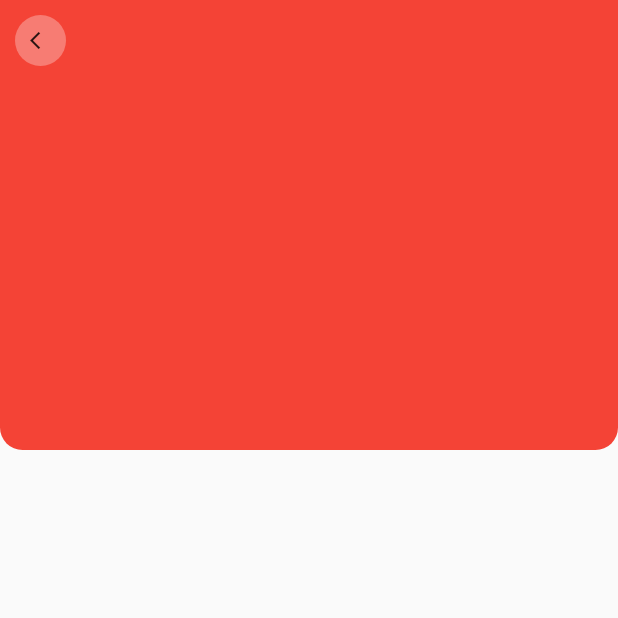
After one commit to Gurung-Manish/afno-app, a Flutter app: the screen it shows after launch, after a tap on an icon or button, on a phone screen of 412 x 824 dp, the top half of it. The commit adds this screen. Run offline on Flutter 3.47's test engine with Material 2 defaults, Android fonts, the phone set to English and light mode, and no system bars; our stand-ins replace bloc, cached_network_image, flutter_bloc, freezed_annotation, go_router, url_strategy; network calls fail.

Commit message:
design start restaurant page

```diff
--- a/lib/features/dashboard/presentation/widgets/bottom_dashboard_view.dart
+++ b/lib/features/dashboard/presentation/widgets/bottom_dashboard_view.dart
@@ -43,7 +43,7 @@ class BottomDashboardView extends StatelessWidget {
             ),
             Expanded(
               child: ListView.builder(
-                itemCount: 2,
+                itemCount: 5,
                 scrollDirection: Axis.horizontal,
                 itemBuilder: (context, index) {
                   return Padding(
--- a/lib/features/dashboard/presentation/widgets/restaurant_list_card_widget.dart
+++ b/lib/features/dashboard/presentation/widgets/restaurant_list_card_widget.dart
@@ -1,6 +1,8 @@
 import 'package:afno_app/features/dashboard/presentation/widgets/triangular_container.dart';
+import 'package:afno_app/routes/routes_constant.dart';
 import 'package:flutter/material.dart';
 import 'package:cached_network_image/cached_network_image.dart';
+import 'package:go_router/go_router.dart';
 
 class RestaurantListCardWidget extends StatelessWidget {
   const RestaurantListCardWidget({super.key, required this.index});
@@ -9,7 +11,8 @@ class RestaurantListCardWidget extends StatelessWidget {
 
   @override
   Widget build(BuildContext context) {
-    return Container(
+    return GestureDetector(
+      child: Container(
         width: 300,
         decoration: BoxDecoration(
           boxShadow: [
@@ -38,12 +41,13 @@ class RestaurantListCardWidget extends StatelessWidget {
                     fit: BoxFit.cover,
                     imageUrl:
                         "https://images.unsplash.com/photo-1517248135467-4c7edcad34c4?ixlib=rb-4.0.3&ixid=M3wxMjA3fDB8MHxwaG90by1wYWdlfHx8fGVufDB8fHx8fA%3D%3D&auto=format&fit=crop&w=2070&q=80",
-                  progressIndicatorBuilder: (context, url, downloadProgress) =>
-                      Center(
+                    progressIndicatorBuilder:
+                        (context, url, downloadProgress) => Center(
                       child: CircularProgressIndicator(
                           value: downloadProgress.progress),
                     ),
-                  errorWidget: (context, url, error) => const Icon(Icons.error),
+                    errorWidget: (context, url, error) =>
+                        const Icon(Icons.error),
                   ),
                 ),
               ),
@@ -90,7 +94,8 @@ class RestaurantListCardWidget extends StatelessWidget {
                             ),
                             Text(
                               "Average Price",
-                            style: TextStyle(fontSize: 12, color: Colors.grey),
+                              style:
+                                  TextStyle(fontSize: 12, color: Colors.grey),
                             )
                           ])
                     ],
@@ -100,6 +105,10 @@ class RestaurantListCardWidget extends StatelessWidget {
             ],
           ),
         ),
+      ),
+      onTap: () {
+        context.go(RoutesConstant.restaurant);
+      },
     );
   }
 }
--- /dev/null
+++ b/lib/features/restaurant/presentation/bloc/restaurant_event.dart
@@ -0,0 +1,6 @@
+part of 'restaurant_bloc.dart';
+
+@freezed
+class RestaurantEvent with _$RestaurantEvent {
+  const factory RestaurantEvent.started() = _Started;
+}
--- /dev/null
+++ b/lib/features/restaurant/presentation/bloc/restaurant_state.dart
@@ -0,0 +1,6 @@
+part of 'restaurant_bloc.dart';
+
+@freezed
+class RestaurantState with _$RestaurantState {
+  const factory RestaurantState.initial() = _Initial;
+}
--- /dev/null
+++ b/lib/features/restaurant/presentation/pages/restaurant_page.dart
@@ -0,0 +1,50 @@
+import 'package:afno_app/routes/routes_constant.dart';
+import 'package:flutter/material.dart';
+import 'package:go_router/go_router.dart';
+
+class RestaurantPage extends StatelessWidget {
+  const RestaurantPage({super.key});
+
+  @override
+  Widget build(BuildContext context) {
+    return Scaffold(
+      body: SafeArea(
+        child: Column(
+          children: [
+            Stack(children: [
+              Container(
+                height: 300,
+                width: double.infinity,
+                decoration: const BoxDecoration(
+                  color: Colors.red,
+                  borderRadius: BorderRadius.only(
+                    bottomLeft: Radius.circular(15),
+                    bottomRight: Radius.circular(15),
+                  ),
+                ),
+              ),
+              Positioned(
+                  left: 10,
+                  top: 10,
+                  child: GestureDetector(
+                      onTap: () {
+                        context.go(RoutesConstant.dashboard);
+                      },
+                      child: Container(
+                        padding: const EdgeInsets.all(10),
+                        decoration: BoxDecoration(
+                          color: Colors.white.withOpacity(0.3),
+                          borderRadius: BorderRadius.circular(20),
+                        ),
+                        child: const Icon(
+                          Icons.arrow_back_ios,
+                          size: 14,
+                        ),
+                      )))
+            ])
+          ],
+        ),
+      ),
+    );
+  }
+}
--- a/lib/routes/routes.dart
+++ b/lib/routes/routes.dart
@@ -1,5 +1,6 @@
 import 'package:afno_app/core/widgets/bottom_navigation/custom_bottom_nav.dart';
 import 'package:afno_app/features/dashboard/presentation/pages/dashboard_page.dart';
+import 'package:afno_app/features/restaurant/presentation/pages/restaurant_page.dart';
 import 'package:afno_app/features/splash/presentation/pages/splash_page.dart';
 import 'package:afno_app/routes/routes_constant.dart';
 import 'package:flutter/foundation.dart';
@@ -24,6 +25,10 @@ class Routes {
         GoRoute(
           path: RoutesConstant.splash,
           builder: (context, state) => const SplashPage(),
+        ),
+        GoRoute(
+          path: RoutesConstant.restaurant,
+          builder: (context, state) => const RestaurantPage(),
         ),
         ShellRoute(
           navigatorKey: _shellNavigatorKey,
--- a/lib/routes/routes_constant.dart
+++ b/lib/routes/routes_constant.dart
@@ -4,4 +4,5 @@ class RoutesConstant {
   static String login = "/login";
   static String register = "/register";
   static String profile = "/profile";
+  static String restaurant = "/restaurant";
 }
```
Also changed, not shown: lib/features/restaurant/presentation/bloc/restaurant_bloc.dart (added, +14 -0 lines), lib/features/restaurant/presentation/bloc/restaurant_bloc.freezed.dart (added). Lines whose indentation alone changed are shown as unchanged.
